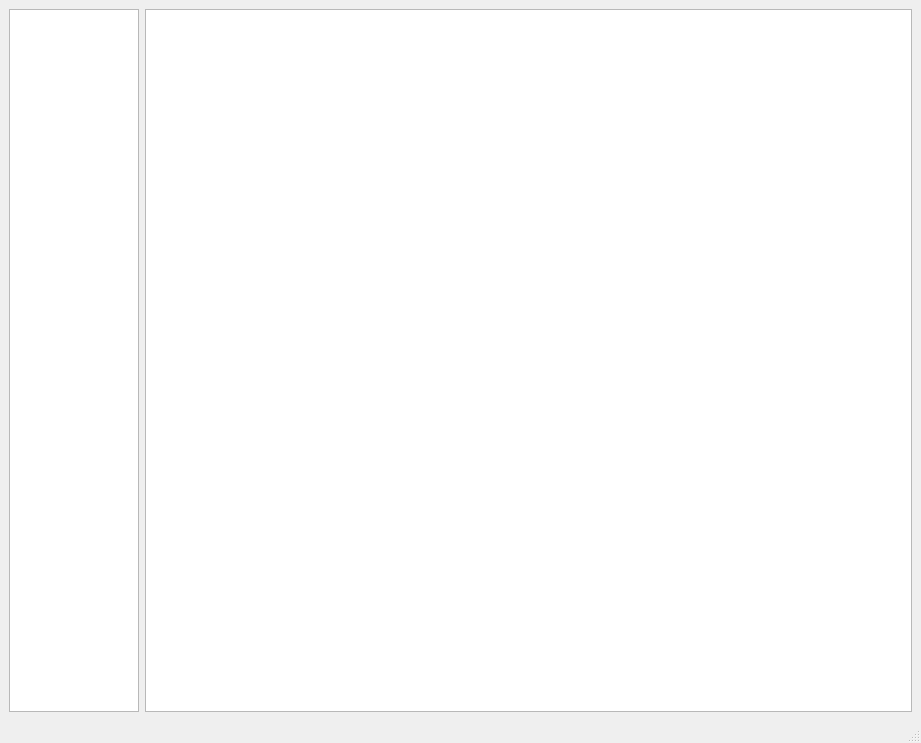
Qt form mainwindow.ui (MettAllen/UIPrototypeEditor) before a commit.
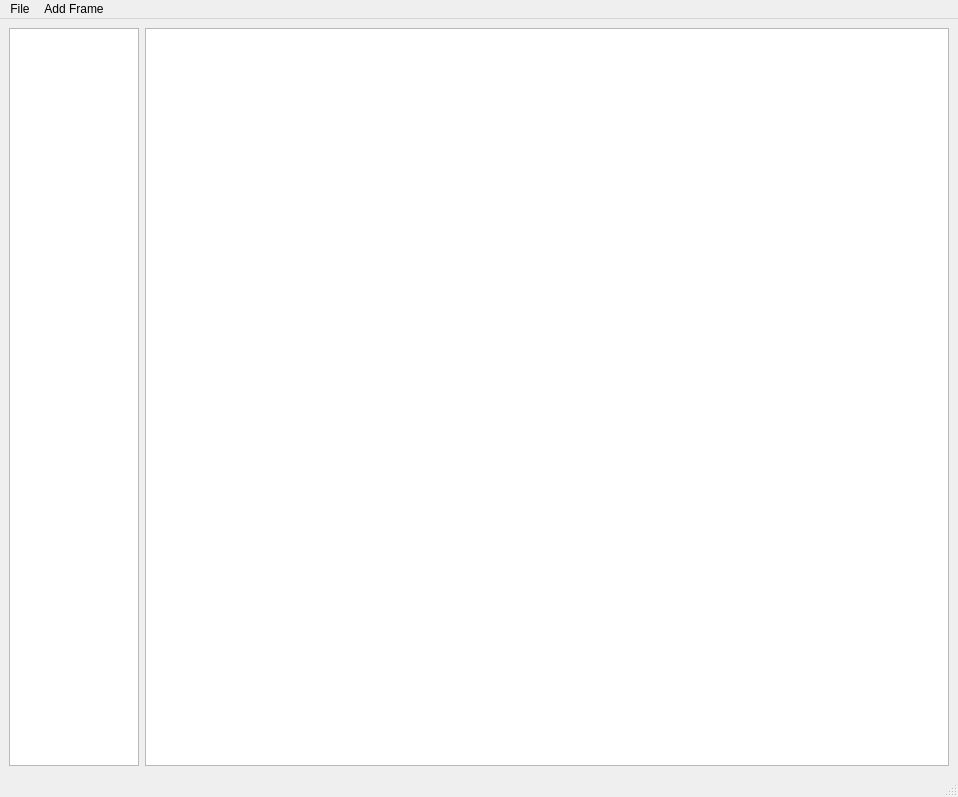
The same form after that commit. Icons and pictures are not drawn.

Commit message: Add device frames

The edit to the form file:
```diff
--- a/mainwindow.ui
+++ b/mainwindow.ui
@@ -6,8 +6,8 @@
    <rect>
     <x>0</x>
     <y>0</y>
-    <width>921</width>
-    <height>743</height>
+    <width>958</width>
+    <height>797</height>
    </rect>
   </property>
   <property name="windowTitle">
@@ -39,10 +39,27 @@
     <rect>
      <x>0</x>
      <y>0</y>
-     <width>921</width>
+     <width>958</width>
      <height>20</height>
     </rect>
    </property>
+   <widget class="QMenu" name="menuFile">
+    <property name="title">
+     <string>File</string>
+    </property>
+    <addaction name="actionSave"/>
+    <addaction name="actionSave_As"/>
+   </widget>
+   <widget class="QMenu" name="menuAdd_Frame">
+    <property name="title">
+     <string>Add Frame</string>
+    </property>
+    <addaction name="actionAdd_Descktop_Frame"/>
+    <addaction name="actionAdd_Mobile_Frame"/>
+    <addaction name="actionAdd_Empty_Frame"/>
+   </widget>
+   <addaction name="menuFile"/>
+   <addaction name="menuAdd_Frame"/>
   </widget>
   <widget class="QStatusBar" name="statusbar"/>
  </widget>
```
Left out of the diff: 41 changed lines with no effect on the pictures. The commit also changes 2 other files.
